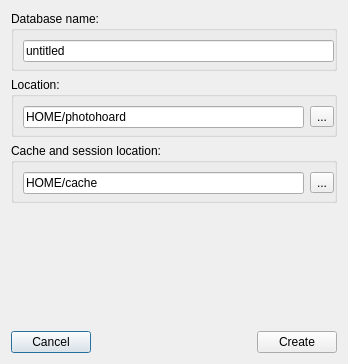
Qt form src/dlg/CreateDatabaseDialog.ui (wagenadl/photohoard) before a commit.
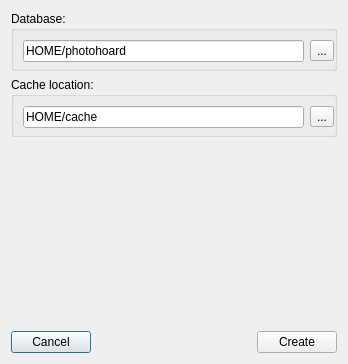
The same form after that commit.

The edit to the form file:
```diff
--- a/src/dlg/CreateDatabaseDialog.ui
+++ b/src/dlg/CreateDatabaseDialog.ui
@@ -14,47 +14,10 @@
    <string>Create new database</string>
   </property>
   <layout class="QVBoxLayout" name="verticalLayout">
-   <item>
-    <widget class="QGroupBox" name="destGroup">
-     <property name="title">
-      <string>Database name:</string>
-     </property>
-     <layout class="QHBoxLayout" name="horizontalLayout_7">
-      <property name="spacing">
-       <number>6</number>
-      </property>
-      <property name="rightMargin">
-       <number>0</number>
-      </property>
-      <property name="bottomMargin">
-       <number>6</number>
-      </property>
-      <item>
-       <widget class="QLineEdit" name="dbname">
-        <property name="sizePolicy">
-         <sizepolicy hsizetype="Expanding" vsizetype="Fixed">
-          <horstretch>100</horstretch>
-          <verstretch>0</verstretch>
-         </sizepolicy>
-        </property>
-        <property name="font">
-         <font>
-          <weight>50</weight>
-          <bold>false</bold>
-         </font>
-        </property>
-        <property name="text">
-         <string>untitled</string>
-        </property>
-       </widget>
-      </item>
-     </layout>
-    </widget>
-   </item>
    <item>
     <widget class="QGroupBox" name="destGroup_3">
      <property name="title">
-      <string>Location:</string>
+      <string>Database:</string>
      </property>
      <layout class="QHBoxLayout" name="horizontalLayout_9">
       <property name="spacing">
@@ -141,7 +104,7 @@
    <item>
     <widget class="QGroupBox" name="destGroup_2">
      <property name="title">
-      <string>Cache and session location:</string>
+      <string>Cache location:</string>
      </property>
      <layout class="QHBoxLayout" name="horizontalLayout_8">
       <property name="spacing">
@@ -162,13 +125,16 @@
          </sizepolicy>
         </property>
         <property name="focusPolicy">
-         <enum>Qt::NoFocus</enum>
+         <enum>Qt::StrongFocus</enum>
+        </property>
+        <property name="autoFillBackground">
+         <bool>true</bool>
         </property>
         <property name="text">
          <string>HOME/cache</string>
         </property>
         <property name="readOnly">
-         <bool>true</bool>
+         <bool>false</bool>
         </property>
        </widget>
       </item>
```
Left out of the diff: 2 changed lines with no effect on the pictures.
